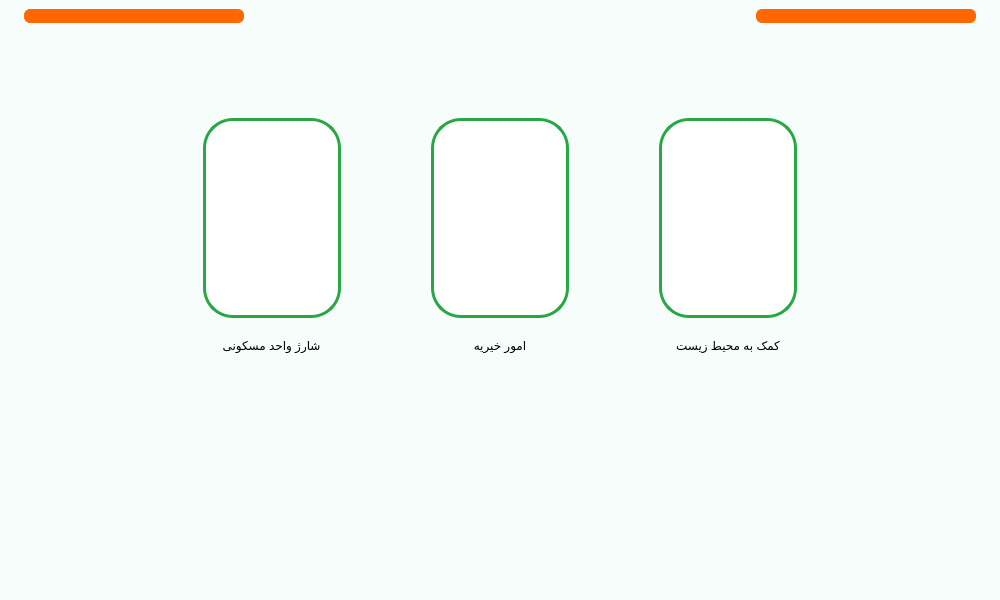
This is main.ui in Farazist/raspberrypi-app as Qt 5 draws it before an edit. The edited form follows.
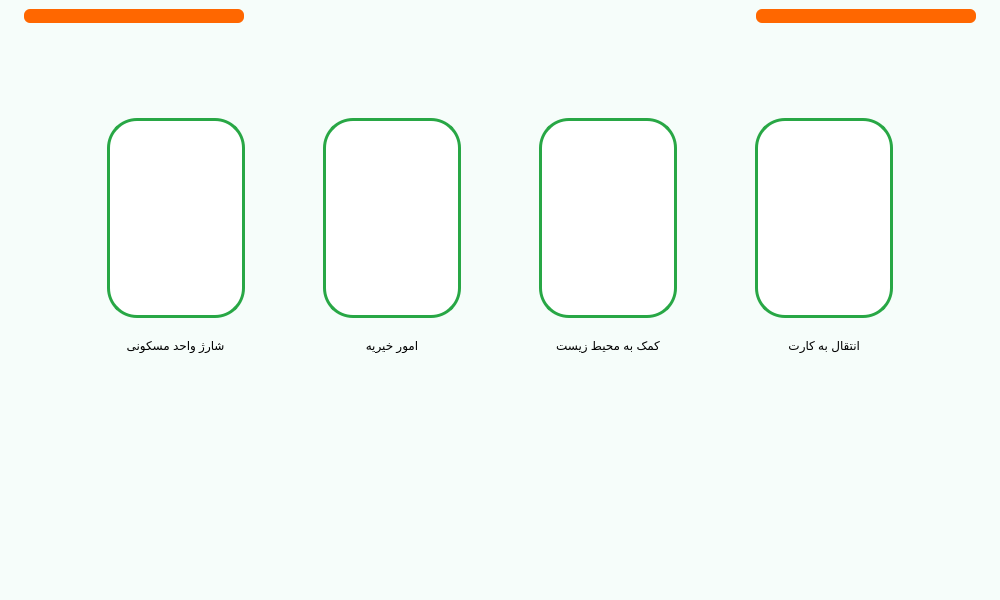
This is the edited form. The open tabs and pages were chosen to show the change. Icons and pictures are not drawn.

Commit message: add rfid btn

What changed in the file:
```diff
--- a/main.ui
+++ b/main.ui
@@ -3644,13 +3644,13 @@
            <number>20</number>
           </property>
           <property name="leftMargin">
-           <number>150</number>
+           <number>60</number>
           </property>
           <property name="topMargin">
            <number>80</number>
           </property>
           <property name="rightMargin">
-           <number>150</number>
+           <number>60</number>
           </property>
           <property name="bottomMargin">
            <number>20</number>
@@ -3820,6 +3820,60 @@
             </item>
            </layout>
           </item>
+          <item>
+           <layout class="QVBoxLayout" name="verticalLayout_53">
+            <property name="leftMargin">
+             <number>0</number>
+            </property>
+            <item alignment="Qt::AlignHCenter">
+             <widget class="QPushButton" name="btnWalletServices_2">
+              <property name="maximumSize">
+               <size>
+                <width>300</width>
+                <height>300</height>
+               </size>
+              </property>
+              <property name="styleSheet">
+               <string notr="true">QPushButton{
+background-color: #ffffff; 
+border: 3px solid #28a745; 
+border-radius: 30px;
+outline-style: none;
+padding: 50px;
+}
+QPushButton:pressed {
+background-color: #6fdc89;
+border-style: inset;
+}</string>
+              </property>
+              <property name="text">
+               <string/>
+              </property>
+              <property name="icon">
+               <iconset>
+                <normaloff>images/GreenMainMenu/Deposit to card recycling.png</normaloff>images/GreenMainMenu/Deposit to card recycling.png</iconset>
+              </property>
+              <property name="iconSize">
+               <size>
+                <width>150</width>
+                <height>150</height>
+               </size>
+              </property>
+             </widget>
+            </item>
+            <item alignment="Qt::AlignHCenter|Qt::AlignTop">
+             <widget class="QLabel" name="lblWalletServices_2">
+              <property name="styleSheet">
+               <string notr="true">font: 22pt &quot;IRANSans&quot;;
+color:#000000;</string>
+              </property>
+              <property name="text">
+               <string>انتقال به کارت</string>
+              </property>
+             </widget>
+            </item>
+           </layout>
+          </item>
          </layout>
         </item>
        </layout>
```
Left out of the diff: 4 changed lines with no effect on the pictures. The commit also changes 1 other file.
